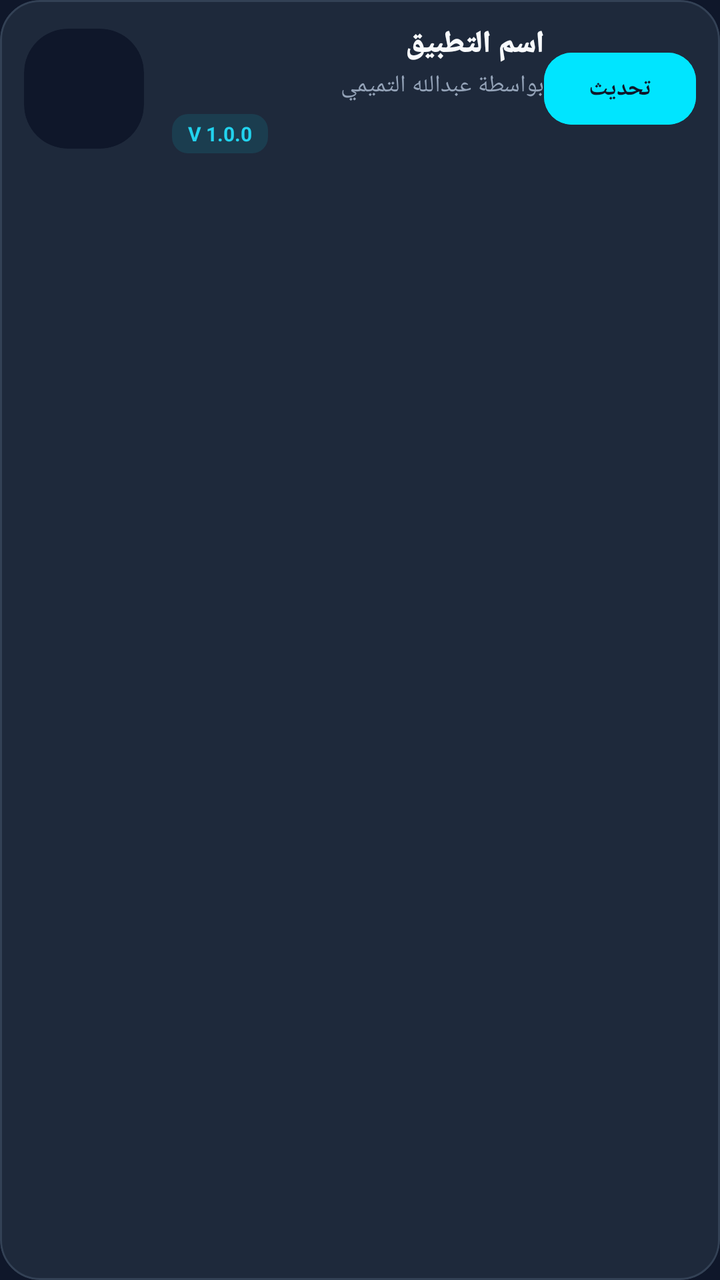
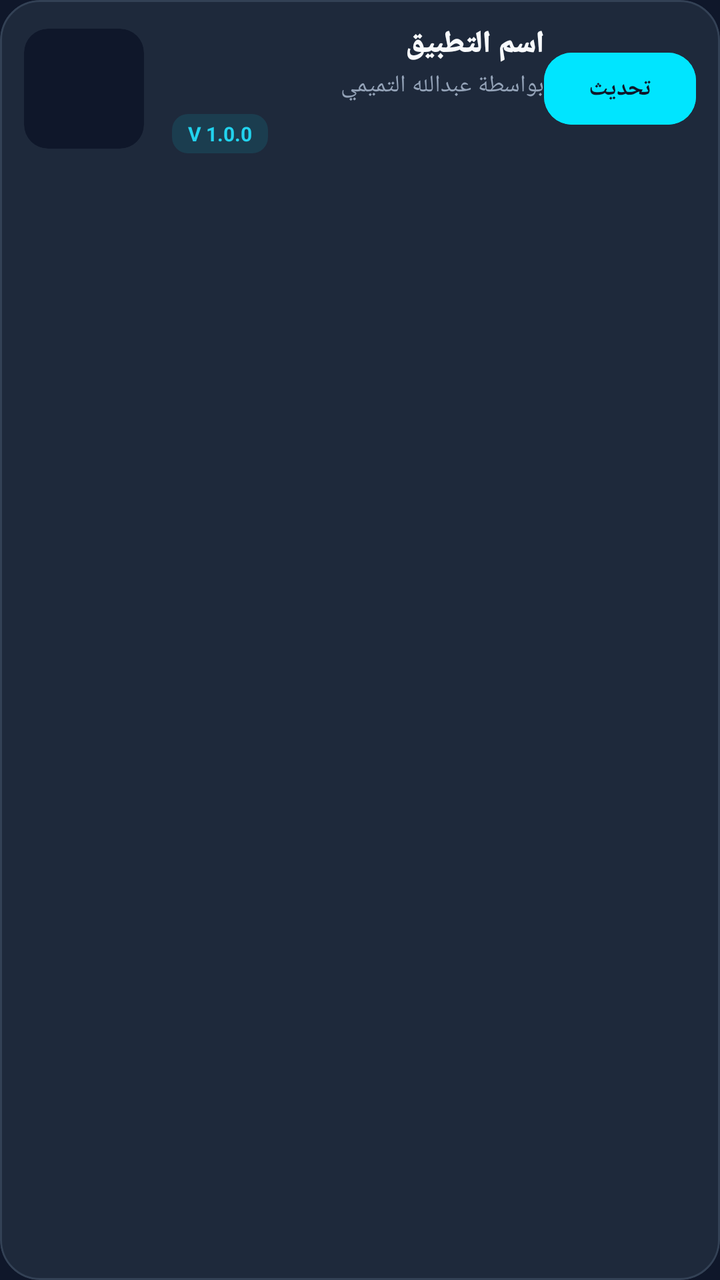

Screens rendered from an Android XML layout before and after an edit, with the pre-edit source and the edit as a unified diff.
<!-- AndroidManifest.xml: application theme Theme.FixEngine -->
<!-- res/layout/item_app.xml -->
<?xml version="1.0" encoding="utf-8"?>
<com.google.android.material.card.MaterialCardView 
    xmlns:android="http://schemas.android.com/apk/res/android"
    xmlns:app="http://schemas.android.com/apk/res-auto"
    android:id="@+id/rootCard"
    android:layout_width="match_parent"
    android:layout_height="wrap_content"
    android:layout_marginHorizontal="16dp"
    android:layout_marginVertical="6dp"
    app:cardCornerRadius="20dp"
    app:cardElevation="0dp"
    app:cardBackgroundColor="#1E293B"
    app:strokeColor="#334155"
    app:strokeWidth="1dp"
    android:foreground="?attr/selectableItemBackground">

    <LinearLayout
        android:layout_width="match_parent"
        android:layout_height="wrap_content"
        android:orientation="horizontal"
        android:padding="12dp"
        android:gravity="center_vertical">

        <com.google.android.material.imageview.ShapeableImageView
            android:id="@+id/imgAppIcon"
            android:layout_width="60dp"
            android:layout_height="60dp"
            android:scaleType="centerCrop"
            android:clipToOutline="true" android:transitionName="transition_app_icon"
            app:shapeAppearanceOverlay="@style/RoundedIcon"
            android:background="#0F172A" />

        <LinearLayout
            android:layout_width="0dp"
            android:layout_height="wrap_content"
            android:layout_weight="1"
            android:orientation="vertical"
            android:layout_marginStart="14dp">

            <TextView
                android:id="@+id/txtAppName"
                android:layout_width="match_parent"
                android:layout_height="wrap_content"
                android:text="اسم التطبيق"
                android:textColor="#F8FAFC"
                android:textSize="15sp"
                android:textStyle="bold"
                android:fontFamily="sans-serif-black"
                android:maxLines="1"
                android:ellipsize="end"/>

            <TextView
                android:id="@+id/txtDeveloper"
                android:layout_width="match_parent"
                android:layout_height="wrap_content"
                android:text="بواسطة عبدالله التميمي"
                android:textColor="#94A3B8"
                android:textSize="12sp"
                android:layout_marginTop="2dp"
                android:fontFamily="sans-serif-medium"
                android:maxLines="1"
                android:ellipsize="end"/>

            <TextView
                android:id="@+id/txtVersion"
                android:layout_width="wrap_content"
                android:layout_height="wrap_content"
                android:text="V 1.0.0"
                android:textColor="#22D3EE"
                android:textSize="10sp"
                android:textStyle="bold"
                android:layout_marginTop="6dp"
                android:background="@drawable/bg_version_badge"
                android:paddingHorizontal="8dp"
                android:paddingVertical="3dp" />
        </LinearLayout>

        <com.google.android.material.button.MaterialButton
            android:id="@+id/btnDownload"
            style="@style/Widget.MaterialComponents.Button.UnelevatedButton"
            android:layout_width="wrap_content"
            android:layout_height="36dp"
            android:text="تحديث"
            android:textColor="#0F172A"
            android:textSize="12sp"
            android:textStyle="bold"
            android:minWidth="76dp"
            android:paddingHorizontal="12dp"
            android:insetTop="0dp"
            android:insetBottom="0dp"
            app:cornerRadius="14dp"
            android:backgroundTint="@color/secondary_cyan" />

    </LinearLayout>
</com.google.android.material.card.MaterialCardView>
<!-- resources referenced by this layout -->
<resources>
  <color name="secondary_cyan">#00E5FF</color>
  <!-- drawable bg_version_badge (drawable) -->
  <shape xmlns:android="http://schemas.android.com/apk/res/android">
      <solid android:color="#1A00E5FF"/> 
      <corners android:radius="8dp"/>
  </shape>
  <style name="RoundedIcon">
          <item name="cornerSize">22dp</item>
      </style>
  <style name="Theme.FixEngine" parent="Theme.MaterialComponents.DayNight.NoActionBar">
          <item name="colorPrimary">#22D3EE</item>
          <item name="colorPrimaryVariant">#0891B2</item>
          <item name="colorOnPrimary">#0F172A</item>
  
          <item name="colorSecondary">#38BDF8</item>
          <item name="colorSecondaryVariant">#0284C7</item>
          <item name="colorOnSecondary">#FFFFFF</item>
  
          <item name="android:windowBackground">#0F172A</item>
          <item name="android:statusBarColor">#0F172A</item>
          <item name="android:windowLightStatusBar" tools:targetApi="m">false</item> 
          
          <item name="materialButtonStyle">@style/Widget.FixEngine.Button</item>
          
          <item name="android:textColorPrimary">#F8FAFC</item>
          <item name="android:textColorSecondary">#94A3B8</item>
  
          <item name="materialAlertDialogTheme">@style/Theme.FixEngine.Dialog</item>
      </style>
  <style name="Widget.FixEngine.Button" parent="Widget.MaterialComponents.Button.UnelevatedButton">
          <item name="cornerRadius">16dp</item>
          <item name="android:insetTop">0dp</item>
          <item name="android:insetBottom">0dp</item>
          <item name="android:textAllCaps">false</item>
          <item name="android:fontFamily">sans-serif-medium</item>
          <item name="android:letterSpacing">0.03</item>
      </style>
  <style name="Theme.FixEngine.Dialog" parent="Theme.MaterialComponents.DayNight.Dialog.Alert">
      <item name="android:windowIsFloating">true</item>
      
      <item name="android:windowIsTranslucent">false</item> 
      <item name="android:windowBackground">@android:color/transparent</item>
      <item name="android:windowContentOverlay">@null</item>
      <item name="android:backgroundDimEnabled">true</item> 
      <item name="android:backgroundDimAmount">0.5</item>
  
      <item name="colorPrimary">#22D3EE</item>
      <item name="colorOnSurface">#F8FAFC</item>
      <item name="android:textColorPrimary">#F8FAFC</item>
  </style>
</resources>

<!-- the commit's change to res/layout/item_app.xml (unified diff, before → after) -->
@@ -26,8 +26,10 @@
             android:layout_width="60dp"
             android:layout_height="60dp"
             android:scaleType="centerCrop"
-            android:clipToOutline="true" android:transitionName="transition_app_icon"
-            app:shapeAppearanceOverlay="@style/RoundedIcon"
+            android:adjustViewBounds="true"
+            android:clipToOutline="true" 
+            android:transitionName="transition_app_icon"
+            app:shapeAppearanceOverlay="@style/ShapeAppearance.Material3.Corner.Medium"
             android:background="#0F172A" />
 
         <LinearLayout
<!-- resource entries referenced after the edit -->
@@ -6,9 +6,6 @@
       <solid android:color="#1A00E5FF"/> 
       <corners android:radius="8dp"/>
   </shape>
-  <style name="RoundedIcon">
-          <item name="cornerSize">22dp</item>
-      </style>
   <style name="Theme.FixEngine" parent="Theme.MaterialComponents.DayNight.NoActionBar">
           <item name="colorPrimary">#22D3EE</item>
           <item name="colorPrimaryVariant">#0891B2</item>
